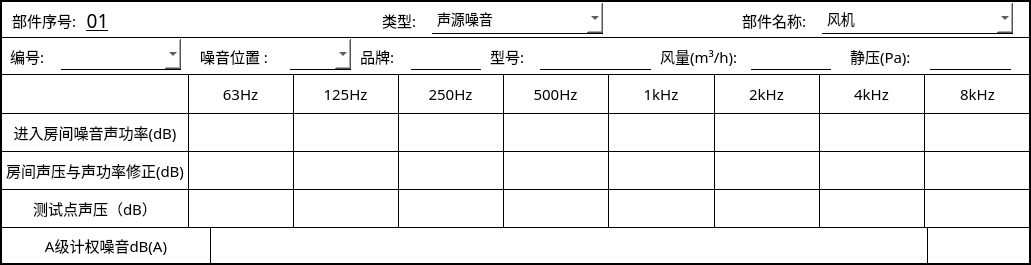
This is NoiseCalSoft/roomCal/roomcaltable.ui in haobana/NoiCal as Qt 5 draws it before an edit. The edited form follows.
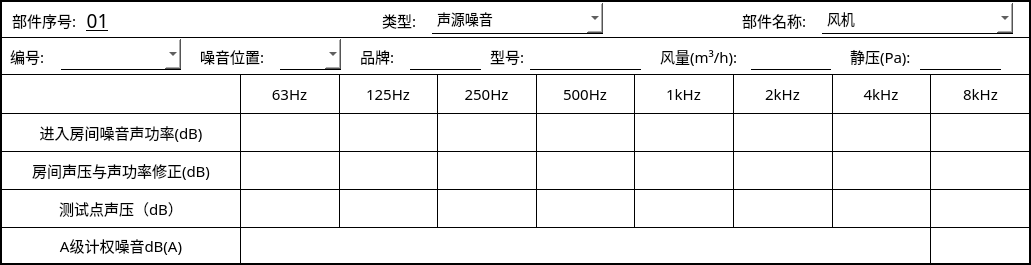
This is the edited form. The open tabs and pages were chosen to show the change. Custom widgets are drawn as their Qt base class.

What changed in the file:
```diff
--- a/NoiseCalSoft/roomCal/roomcaltable.ui
+++ b/NoiseCalSoft/roomCal/roomcaltable.ui
@@ -56,9 +56,9 @@
     <widget class="QComboBox" name="comboBox_noi_src_num">
      <property name="geometry">
       <rect>
-       <x>50</x>
+       <x>60</x>
        <y>1</y>
-       <width>131</width>
+       <width>121</width>
        <height>31</height>
       </rect>
      </property>
@@ -155,13 +155,16 @@
 border-bottom:1px solid black;
 </string>
      </property>
+     <property name="alignment">
+      <set>Qt::AlignBottom|Qt::AlignLeading|Qt::AlignLeft</set>
+     </property>
     </widget>
     <widget class="QLabel" name="label_42">
      <property name="geometry">
       <rect>
        <x>490</x>
        <y>3</y>
-       <width>51</width>
+       <width>41</width>
        <height>31</height>
       </rect>
      </property>
@@ -180,7 +183,7 @@
       <rect>
        <x>850</x>
        <y>3</y>
-       <width>81</width>
+       <width>71</width>
        <height>31</height>
       </rect>
      </property>
@@ -197,7 +200,7 @@
     <widget class="QLineEdit" name="lineEdit_noi_src_static_press">
      <property name="geometry">
       <rect>
-       <x>930</x>
+       <x>920</x>
        <y>1</y>
        <width>81</width>
        <height>31</height>
@@ -214,6 +217,9 @@
 border-bottom:1px solid black;
 </string>
      </property>
+     <property name="alignment">
+      <set>Qt::AlignBottom|Qt::AlignLeading|Qt::AlignLeft</set>
+     </property>
     </widget>
     <widget class="QLabel" name="label_44">
      <property name="geometry">
@@ -231,13 +237,13 @@
       </font>
      </property>
      <property name="text">
-      <string>噪音位置 :</string>
+      <string>噪音位置:</string>
      </property>
     </widget>
     <widget class="QComboBox" name="comboBox_noi_locate">
      <property name="geometry">
       <rect>
-       <x>290</x>
+       <x>280</x>
        <y>1</y>
        <width>61</width>
        <height>31</height>
@@ -270,7 +276,7 @@
     <widget class="QLineEdit" name="lineEdit_noi_src_model">
      <property name="geometry">
       <rect>
-       <x>540</x>
+       <x>530</x>
        <y>1</y>
        <width>111</width>
        <height>31</height>
@@ -287,13 +293,16 @@
 border-bottom:1px solid black;
 </string>
      </property>
+     <property name="alignment">
+      <set>Qt::AlignBottom|Qt::AlignLeading|Qt::AlignLeft</set>
+     </property>
     </widget>
     <widget class="QLabel" name="label_45">
      <property name="geometry">
       <rect>
        <x>360</x>
        <y>3</y>
-       <width>51</width>
+       <width>41</width>
        <height>31</height>
       </rect>
      </property>
@@ -8045,6 +8054,18 @@
          </item>
          <item row="3" column="0">
           <widget class="QLabel" name="label_193">
+           <property name="minimumSize">
+            <size>
+             <width>240</width>
+             <height>38</height>
+            </size>
+           </property>
+           <property name="maximumSize">
+            <size>
+             <width>240</width>
+             <height>38</height>
+            </size>
+           </property>
            <property name="font">
             <font>
              <family>黑体</family>
@@ -8117,6 +8138,24 @@
          </item>
          <item row="0" column="0">
           <widget class="QLabel" name="label_190">
+           <property name="sizePolicy">
+            <sizepolicy hsizetype="Preferred" vsizetype="Preferred">
+             <horstretch>0</horstretch>
+             <verstretch>0</verstretch>
+            </sizepolicy>
+           </property>
+           <property name="minimumSize">
+            <size>
+             <width>240</width>
+             <height>38</height>
+            </size>
+           </property>
+           <property name="maximumSize">
+            <size>
+             <width>240</width>
+             <height>38</height>
+            </size>
+           </property>
            <property name="styleSheet">
             <string notr="true">border-left:2px solid black;</string>
            </property>
@@ -8141,7 +8180,19 @@
           </widget>
          </item>
          <item row="1" column="0">
-          <widget class="QLabel" name="label_189">
+          <widget class="QLabel" name="label_room_input_power">
+           <property name="minimumSize">
+            <size>
+             <width>240</width>
+             <height>38</height>
+            </size>
+           </property>
+           <property name="maximumSize">
+            <size>
+             <width>240</width>
+             <height>38</height>
+            </size>
+           </property>
            <property name="font">
             <font>
              <family>黑体</family>
@@ -8164,7 +8215,19 @@
           </widget>
          </item>
          <item row="2" column="0">
-          <widget class="QLabel" name="label_195">
+          <widget class="QLabel" name="label_power_amend">
+           <property name="minimumSize">
+            <size>
+             <width>240</width>
+             <height>38</height>
+            </size>
+           </property>
+           <property name="maximumSize">
+            <size>
+             <width>240</width>
+             <height>38</height>
+            </size>
+           </property>
            <property name="font">
             <font>
              <family>黑体</family>
@@ -8603,8 +8666,14 @@
           <widget class="QLabel" name="label_196">
            <property name="minimumSize">
             <size>
-             <width>210</width>
-             <height>37</height>
+             <width>240</width>
+             <height>38</height>
+            </size>
+           </property>
+           <property name="maximumSize">
+            <size>
+             <width>240</width>
+             <height>38</height>
             </size>
            </property>
            <property name="font">
@@ -8659,7 +8728,7 @@
            </property>
            <property name="minimumSize">
             <size>
-             <width>104</width>
+             <width>101</width>
              <height>38</height>
             </size>
            </property>
@@ -8679,6 +8748,13 @@
    </widget>
   </widget>
  </widget>
+ <customwidgets>
+  <customwidget>
+   <class>ClickableComboBox</class>
+   <extends>QComboBox</extends>
+   <header location="global">subclass/clickablecombobox.h</header>
+  </customwidget>
+ </customwidgets>
  <resources/>
  <connections/>
 </ui>
```
Left out of the diff: 513 changed lines with no effect on the pictures.
